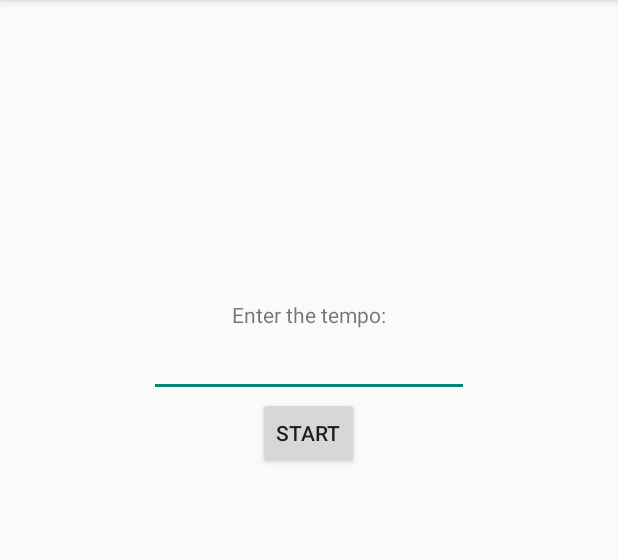
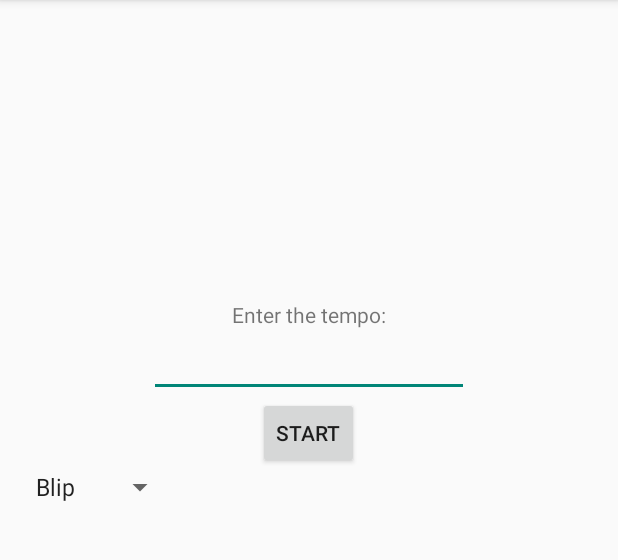
Before and after one commit to cyanhearth/BasicMetronome, an Android app: the screen it shows after launch (MainActivity), on a phone screen of 412 x 824 dp, the part 84-644 px from its top. Run offline under Robolectric (Android 15) with nearby library versions, the phone set to English and light mode, and no system bars.

Commit message:
Multiple sounds available
Now handles multiple sounds, selected via Spinner.

HashMap implemented to easily keep track of id for each sound in the
pool.

Made the user input for tempo not selectable while the metronome is
running.

```diff
--- a/app/src/main/java/com/example/cyanhearth/basicmetronome/MainActivity.java
+++ b/app/src/main/java/com/example/cyanhearth/basicmetronome/MainActivity.java
@@ -10,10 +10,14 @@ import android.os.Bundle;
 import android.view.Menu;
 import android.view.MenuItem;
 import android.view.View;
+import android.widget.AdapterView;
+import android.widget.ArrayAdapter;
 import android.widget.Button;
 import android.widget.EditText;
+import android.widget.Spinner;
 import android.widget.TextView;
 
+import java.util.HashMap;
 import java.util.Timer;
 import java.util.TimerTask;
 
@@ -21,13 +25,16 @@ import java.util.TimerTask;
 public class MainActivity extends ActionBarActivity {
 
     private SoundPool pool;
+    private HashMap<String, Integer> soundPoolMap;
     private Button button;
-    private int id;
+    private String sound_id;
     private int tempo;
     private int period;
 
     private EditText tempoSelection;
     private TextView notifyError;
+
+    private Spinner soundsSpinner;
 
     private Timer timer;
     private TimerTask repeat;
@@ -36,6 +43,7 @@ public class MainActivity extends ActionBarActivity {
 
     @Override
     protected void onCreate(Bundle savedInstanceState) {
+
         super.onCreate(savedInstanceState);
         setContentView(R.layout.activity_main);
 
@@ -47,6 +55,30 @@ public class MainActivity extends ActionBarActivity {
 
         tempoSelection = (EditText) findViewById(R.id.editText);
         notifyError = (TextView) findViewById(R.id.textView2);
+
+        soundPoolMap = new HashMap<> ();
+
+        //initialize and populate the sounds spinner
+        soundsSpinner = (Spinner) findViewById(R.id.spinner);
+
+        ArrayAdapter<CharSequence> adapter = ArrayAdapter.createFromResource(this,
+                R.array.sounds_array, android.R.layout.simple_spinner_item);
+
+        adapter.setDropDownViewResource(android.R.layout.simple_spinner_dropdown_item);
+
+        soundsSpinner.setAdapter(adapter);
+
+        soundsSpinner.setOnItemSelectedListener(new AdapterView.OnItemSelectedListener() {
+            @Override
+            public void onItemSelected(AdapterView<?> parent, View view, int position, long id) {
+                sound_id = (String) parent.getItemAtPosition(position);
+            }
+
+            @Override
+            public void onNothingSelected(AdapterView<?> parent) {
+
+            }
+        });
 
         // load SoundPool differently depending on Android version
         if(Build.VERSION.SDK_INT >= Build.VERSION_CODES.LOLLIPOP) {
@@ -64,9 +96,8 @@ public class MainActivity extends ActionBarActivity {
             pool = new SoundPool(10, AudioManager.STREAM_MUSIC, 0);
         }
 
-        id = pool.load(this, R.raw.blip, 1);
-
-
+        soundPoolMap.put("Blip", pool.load(this, R.raw.blip, 1));
+        soundPoolMap.put("Boop", pool.load(this, R.raw.boop, 1));
 
         button.setOnClickListener(new View.OnClickListener() {
             @Override
@@ -84,15 +115,19 @@ public class MainActivity extends ActionBarActivity {
 
                 }
 
+                tempoSelection.setFocusable(false);
+
                 // period in milliseconds
                 period = 60000 / tempo;
+
+                //id = soundPoolMap.get(1);
 
                 if (button.getText().toString().equals(res.getString(R.string.button_text_start))) {
 
                     repeat = new TimerTask() {
                         @Override
                         public void run() {
-                            pool.play(id, 1, 1, 1, 0, 1);
+                            pool.play(soundPoolMap.get(sound_id), 1, 1, 1, 0, 1);
                         }
                     };
 
@@ -106,6 +141,8 @@ public class MainActivity extends ActionBarActivity {
                     repeat.cancel();
 
                     button.setText(res.getString(R.string.button_text_start));
+
+                    tempoSelection.setFocusableInTouchMode(true);
 
                 }
             }
--- a/app/src/main/res/layout/activity_main.xml
+++ b/app/src/main/res/layout/activity_main.xml
@@ -43,4 +43,12 @@
         android:layout_below="@+id/editText"
         android:layout_centerHorizontal="true" />
 
+    <Spinner
+        android:layout_width="wrap_content"
+        android:layout_height="wrap_content"
+        android:id="@+id/spinner"
+        android:layout_below="@+id/button"
+        android:layout_alignParentLeft="true"
+        android:layout_alignParentStart="true" />
+
 </RelativeLayout>
--- a/app/src/main/res/values/strings.xml
+++ b/app/src/main/res/values/strings.xml
@@ -10,4 +10,11 @@
 
     <string name="wrong_tempo">Please enter a tempo between 40 and 200 bpm</string>
 
+    <string name="sound1">Blip</string>
+
+    <string-array name="sounds_array">
+        <item>Blip</item>
+        <item>Boop</item>
+    </string-array>
+
 </resources>
```
Also changed, not shown: 1 other file.
